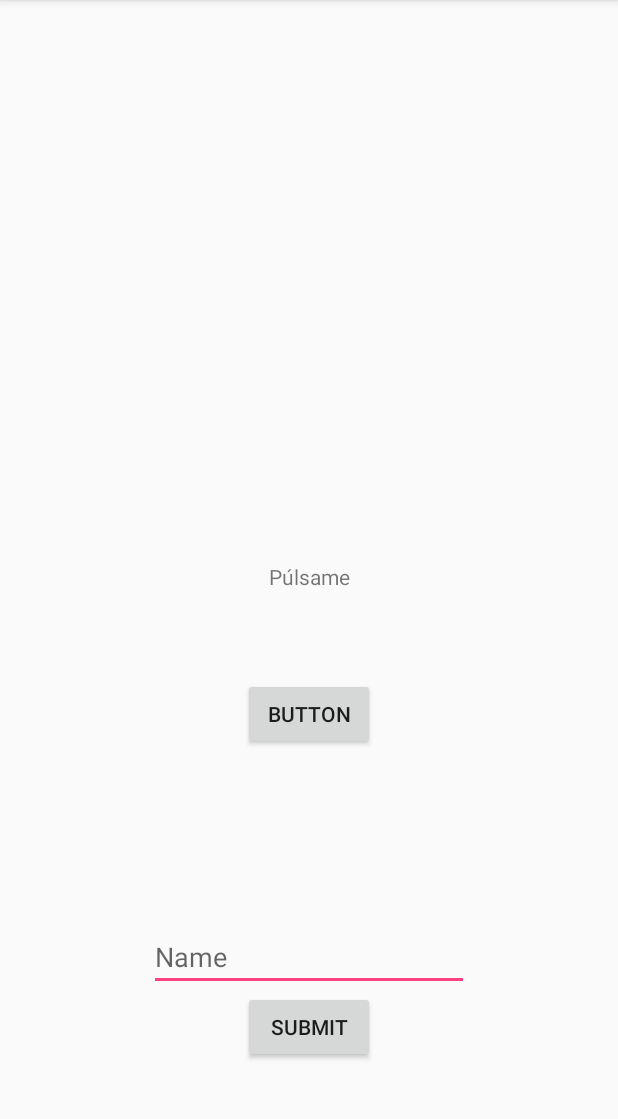
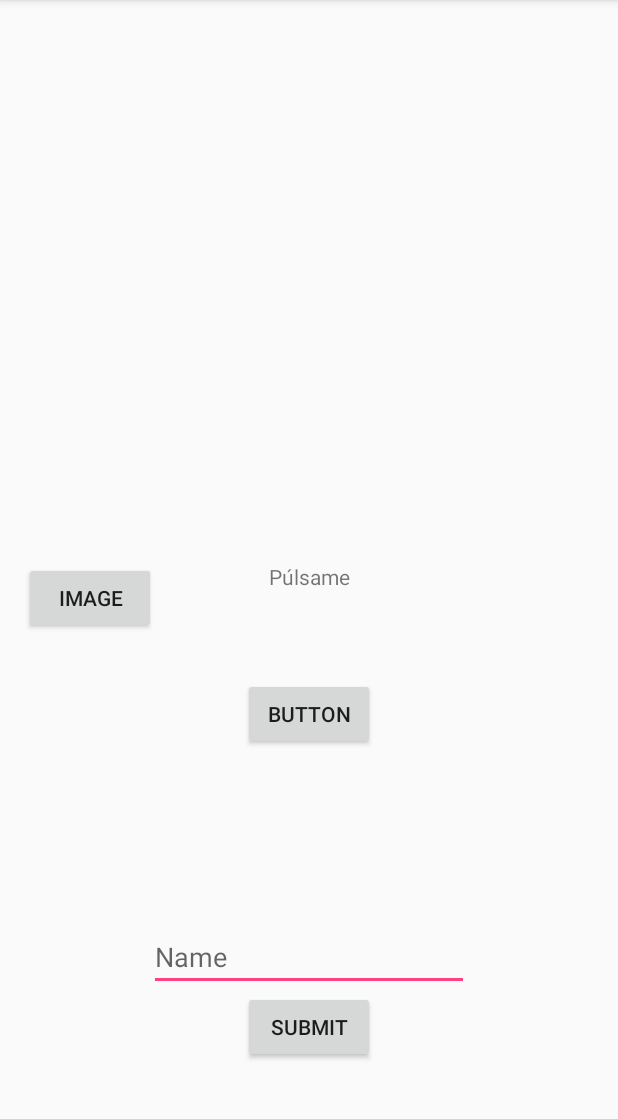
Before and after one commit to christophrrb/KotlinHelloWorld, an Android app: the screen it shows after launch (MainActivity), after a tap on "BUTTON", on a phone screen of 412 x 824 dp, the part 84-1203 px from its top. Run offline under Robolectric (Android 15) with nearby library versions, the light colour scheme and no system bars.

Commit message:
The image now comes and goes by pressing the button. Also, the submit button works in actually submitting the name. I learned by accident that giving an editText an onClick function will make that editText run that function upon pressing enter.

```diff
--- a/app/src/main/java/com/example/christophrrb/kotlinhelloworld/MainActivity.kt
+++ b/app/src/main/java/com/example/christophrrb/kotlinhelloworld/MainActivity.kt
@@ -3,7 +3,10 @@ package com.example.christophrrb.kotlinhelloworld
  import android.support.v7.app.AppCompatActivity
 import android.os.Bundle
 import android.app.Activity
+ import android.content.Context
+ import android.graphics.drawable.Drawable
  import android.view.View
+ import android.widget.ImageView
  import com.example.christophrrb.kotlinhelloworld.R
 import kotlinx.android.synthetic.main.activity_main.*
 
@@ -12,6 +15,7 @@ class MainActivity : AppCompatActivity() {
     override fun onCreate(savedInstanceState: Bundle?) {
         super.onCreate(savedInstanceState)
         setContentView(R.layout.activity_main)
+        imageView.resources.getDrawable(R.mipmap.atlanta_jazz_festival_selfie);
     }
 
     fun cambiarTexto(v: View) {
@@ -25,4 +29,12 @@ class MainActivity : AppCompatActivity() {
     fun ingresarNombre(v: View) {
         miTexto.text = nombre.text;
     }
+
+    fun hacerVisibleLaFoto(v: View) {
+        if (imageView.visibility != View.VISIBLE) {
+            imageView.visibility = View.VISIBLE;
+        } else {
+            imageView.visibility = View.INVISIBLE
+        }
+    }
 }
--- a/app/src/main/res/layout/activity_main.xml
+++ b/app/src/main/res/layout/activity_main.xml
@@ -60,6 +60,36 @@
         app:layout_constraintRight_toRightOf="parent"
         tools:layout_constraintLeft_creator="1"
         android:layout_marginBottom="59dp"
-        app:layout_constraintLeft_toLeftOf="parent" />
+        app:layout_constraintLeft_toLeftOf="parent"
+        android:onClick="ingresarNombre"/>
 
+    <Button
+        android:id="@+id/button2"
+        android:layout_width="wrap_content"
+        android:layout_height="wrap_content"
+        android:text="Image"
+        tools:layout_constraintTop_creator="1"
+        android:layout_marginStart="16dp"
+        tools:layout_constraintLeft_creator="1"
+        app:layout_constraintLeft_toLeftOf="parent"
+        app:layout_constraintTop_toTopOf="@+id/miTexto"
+        android:onClick="hacerVisibleLaFoto" />
+
+    <ImageView
+        android:id="@+id/imageView"
+        android:layout_width="202dp"
+        android:layout_height="0dp"
+        android:src="@drawable/atlanta_jazz_festival_selfie"
+        android:visibility="invisible"
+        app:srcCompat="@android:drawable/alert_light_frame"
+        tools:layout_constraintTop_creator="1"
+        tools:layout_constraintRight_creator="1"
+        tools:layout_constraintBottom_creator="1"
+        app:layout_constraintBottom_toTopOf="@+id/button2"
+        app:layout_constraintRight_toRightOf="parent"
+        android:layout_marginTop="16dp"
+        tools:layout_constraintLeft_creator="1"
+        android:layout_marginBottom="28dp"
+        app:layout_constraintLeft_toLeftOf="parent"
+        app:layout_constraintTop_toTopOf="parent" />
 </android.support.constraint.ConstraintLayout>
```
Also changed, not shown: app/src/main/res/drawable-xxhdpi/atlanta_jazz_festival_selfie.jpg (added).
